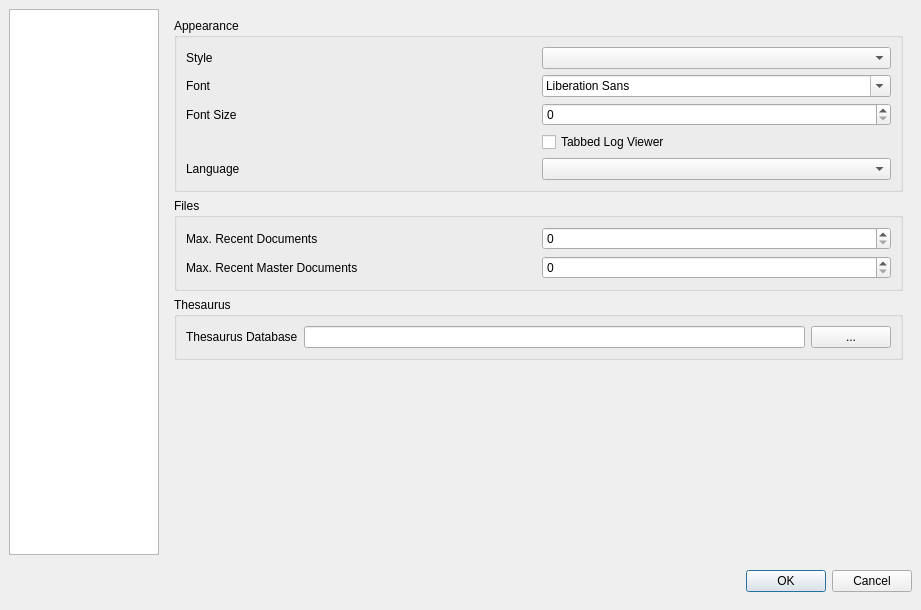
Above: configdialog.ui from svn2github/texstudio-trunk before the change. Below: the same form after it.
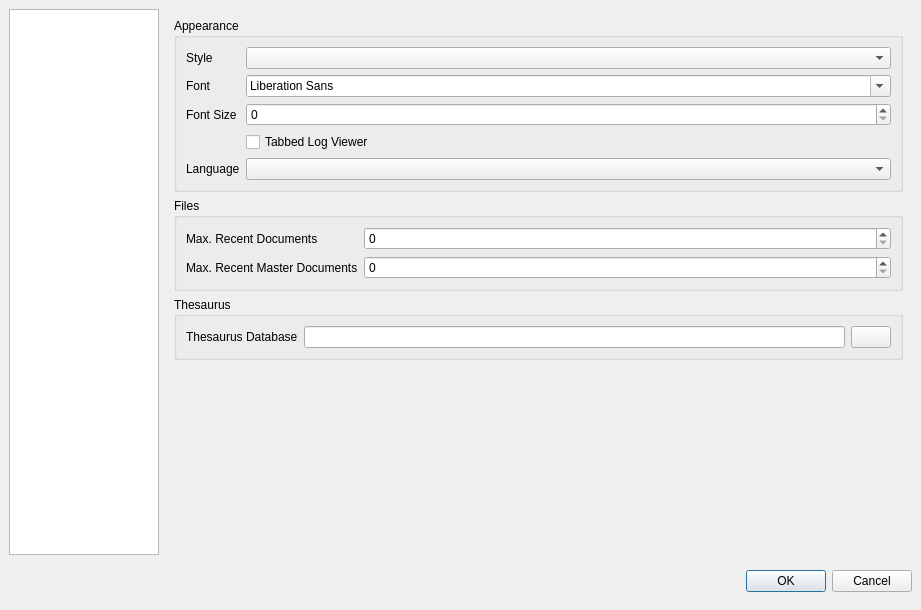
That is the form after the change. The open tabs and pages were chosen to show the change. Icons and pictures are not drawn.

```diff
--- a/configdialog.ui
+++ b/configdialog.ui
@@ -143,36 +143,81 @@
          <layout class="QGridLayout">
           <item row="0" column="0">
            <widget class="QLabel" name="label_3">
+            <property name="sizePolicy">
+             <sizepolicy hsizetype="Minimum" vsizetype="Preferred">
+              <horstretch>0</horstretch>
+              <verstretch>0</verstretch>
+             </sizepolicy>
+            </property>
             <property name="text">
              <string>Style</string>
             </property>
            </widget>
           </item>
           <item row="0" column="1">
-           <widget class="QComboBox" name="comboBoxInterfaceStyle"/>
+           <widget class="QComboBox" name="comboBoxInterfaceStyle">
+            <property name="sizePolicy">
+             <sizepolicy hsizetype="Expanding" vsizetype="Fixed">
+              <horstretch>0</horstretch>
+              <verstretch>0</verstretch>
+             </sizepolicy>
+            </property>
+           </widget>
           </item>
           <item row="1" column="0">
            <widget class="QLabel" name="label_5">
+            <property name="sizePolicy">
+             <sizepolicy hsizetype="Minimum" vsizetype="Preferred">
+              <horstretch>0</horstretch>
+              <verstretch>0</verstretch>
+             </sizepolicy>
+            </property>
             <property name="text">
              <string>Font</string>
             </property>
            </widget>
           </item>
           <item row="1" column="1">
-           <widget class="QFontComboBox" name="comboBoxInterfaceFont"/>
+           <widget class="QFontComboBox" name="comboBoxInterfaceFont">
+            <property name="sizePolicy">
+             <sizepolicy hsizetype="Expanding" vsizetype="Fixed">
+              <horstretch>0</horstretch>
+              <verstretch>0</verstretch>
+             </sizepolicy>
+            </property>
+           </widget>
           </item>
           <item row="2" column="0">
            <widget class="QLabel" name="label_7">
+            <property name="sizePolicy">
+             <sizepolicy hsizetype="Minimum" vsizetype="Preferred">
+              <horstretch>0</horstretch>
+              <verstretch>0</verstretch>
+             </sizepolicy>
+            </property>
             <property name="text">
              <string>Font Size</string>
             </property>
            </widget>
           </item>
           <item row="2" column="1">
-           <widget class="QSpinBox" name="spinBoxInterfaceFontSize"/>
+           <widget class="QSpinBox" name="spinBoxInterfaceFontSize">
+            <property name="sizePolicy">
+             <sizepolicy hsizetype="Expanding" vsizetype="Fixed">
+              <horstretch>0</horstretch>
+              <verstretch>0</verstretch>
+             </sizepolicy>
+            </property>
+           </widget>
           </item>
           <item row="3" column="1">
            <widget class="QCheckBox" name="checkBoxTabbedLogView">
+            <property name="sizePolicy">
+             <sizepolicy hsizetype="Expanding" vsizetype="Fixed">
+              <horstretch>0</horstretch>
+              <verstretch>0</verstretch>
+             </sizepolicy>
+            </property>
             <property name="text">
              <string>Tabbed Log Viewer</string>
             </property>
@@ -180,13 +225,26 @@
           </item>
           <item row="4" column="0">
            <widget class="QLabel" name="label_9">
+            <property name="sizePolicy">
+             <sizepolicy hsizetype="Minimum" vsizetype="Preferred">
+              <horstretch>0</horstretch>
+              <verstretch>0</verstretch>
+             </sizepolicy>
+            </property>
             <property name="text">
              <string>Language</string>
             </property>
            </widget>
           </item>
           <item row="4" column="1">
-           <widget class="QComboBox" name="comboBoxLanguage"/>
+           <widget class="QComboBox" name="comboBoxLanguage">
+            <property name="sizePolicy">
+             <sizepolicy hsizetype="Expanding" vsizetype="Fixed">
+              <horstretch>0</horstretch>
+              <verstretch>0</verstretch>
+             </sizepolicy>
+            </property>
+           </widget>
           </item>
          </layout>
         </widget>
@@ -199,23 +257,49 @@
          <layout class="QGridLayout">
           <item row="0" column="0">
            <widget class="QLabel" name="label_8">
+            <property name="sizePolicy">
+             <sizepolicy hsizetype="Minimum" vsizetype="Preferred">
+              <horstretch>0</horstretch>
+              <verstretch>0</verstretch>
+             </sizepolicy>
+            </property>
             <property name="text">
              <string>Max. Recent Documents</string>
             </property>
            </widget>
           </item>
           <item row="0" column="1">
-           <widget class="QSpinBox" name="spinBoxMaxRecentFiles"/>
+           <widget class="QSpinBox" name="spinBoxMaxRecentFiles">
+            <property name="sizePolicy">
+             <sizepolicy hsizetype="Expanding" vsizetype="Fixed">
+              <horstretch>0</horstretch>
+              <verstretch>0</verstretch>
+             </sizepolicy>
+            </property>
+           </widget>
           </item>
           <item row="1" column="0">
            <widget class="QLabel" name="label_10">
+            <property name="sizePolicy">
+             <sizepolicy hsizetype="Minimum" vsizetype="Preferred">
+              <horstretch>0</horstretch>
+              <verstretch>0</verstretch>
+             </sizepolicy>
+            </property>
             <property name="text">
              <string>Max. Recent Master Documents</string>
             </property>
            </widget>
           </item>
           <item row="1" column="1">
-           <widget class="QSpinBox" name="spinBoxMaxRecentProjects"/>
+           <widget class="QSpinBox" name="spinBoxMaxRecentProjects">
+            <property name="sizePolicy">
+             <sizepolicy hsizetype="Expanding" vsizetype="Fixed">
+              <horstretch>0</horstretch>
+              <verstretch>0</verstretch>
+             </sizepolicy>
+            </property>
+           </widget>
           </item>
          </layout>
         </widget>
@@ -238,8 +322,18 @@
           </item>
           <item row="0" column="2">
            <widget class="QPushButton" name="btSelectThesaurusFileName">
+            <property name="sizePolicy">
+             <sizepolicy hsizetype="Preferred" vsizetype="Fixed">
+              <horstretch>0</horstretch>
+              <verstretch>0</verstretch>
+             </sizepolicy>
+            </property>
             <property name="text">
-             <string>...</string>
+             <string/>
+            </property>
+            <property name="icon">
+             <iconset>
+              <normaloff>../../../../../../:/images/fileopen.png</normaloff>../../../../../../:/images/fileopen.png</iconset>
             </property>
            </widget>
           </item>
```
Left out of the diff: 30 changed lines with no effect on the pictures.
